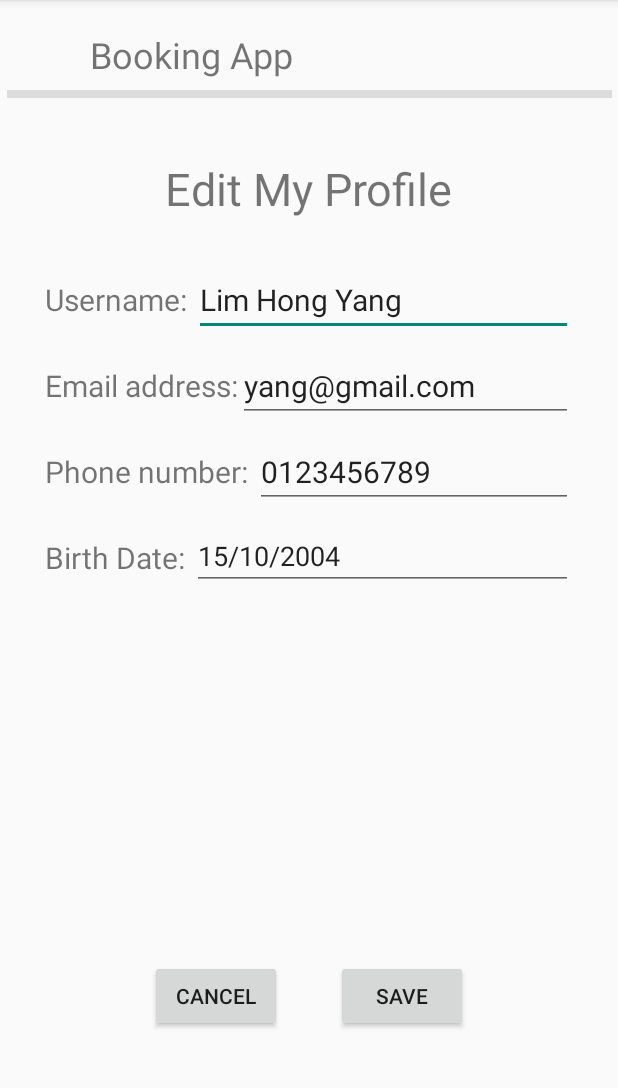
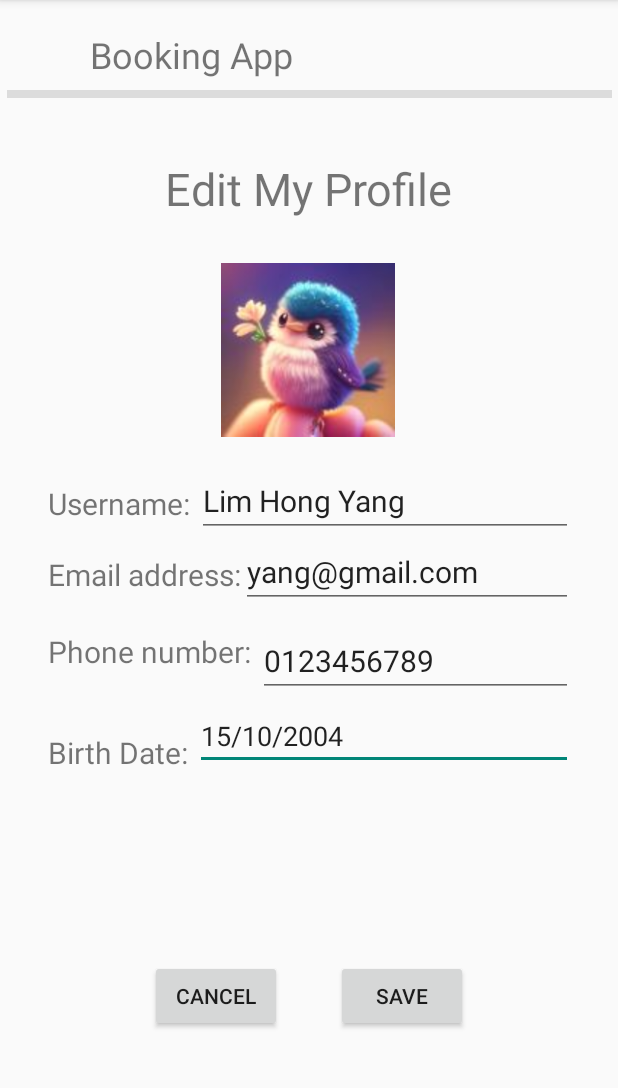
Before and after one commit to Yang88l/AndroidGroupAssignment, an Android app: the edit_profile screen opened directly, with no data from a screen before it, on a phone screen of 412 x 824 dp, the part 84-1172 px from its top. Run offline under Robolectric (Android 15) with nearby library versions, the phone set to English and light mode, and no system bars.

Commit message:
edit picture page add image view and intent to set picture page, book history page add function intent to plan history, delete account button intent to main page

```diff
--- a/app/src/main/java/com/example/groupassignment/book_history.java
+++ b/app/src/main/java/com/example/groupassignment/book_history.java
@@ -33,4 +33,9 @@ public class book_history extends AppCompatActivity {
         Intent intent = new Intent (this, profile.class);
         startActivity(intent);
     }
+
+    public void planhistory(View view) {
+        Intent intent = new Intent (this, plan_history.class);
+        startActivity(intent);
+    }
 }
--- a/app/src/main/java/com/example/groupassignment/edit_profile.java
+++ b/app/src/main/java/com/example/groupassignment/edit_profile.java
@@ -24,4 +24,9 @@ public class edit_profile extends AppCompatActivity {
         Intent intent = new Intent (this, profile.class);
         startActivity(intent);
     }
+
+    public void edit_image(View view) {
+        Intent intent = new Intent (this, set_picture.class);
+        startActivity(intent);
+    }
 }
--- a/app/src/main/java/com/example/groupassignment/settings.java
+++ b/app/src/main/java/com/example/groupassignment/settings.java
@@ -20,5 +20,7 @@ public class settings extends AppCompatActivity {
     }
 
     public void delete_account(View view) {
+        Intent intent = new Intent (this, main.class);
+        startActivity(intent);
     }
 }
--- a/app/src/main/res/layout/book_history.xml
+++ b/app/src/main/res/layout/book_history.xml
@@ -46,6 +46,7 @@
             android:layout_height="match_parent"
 
             android:background="#000000"
+            android:onClick="planhistory"
             android:text="Plan History" />
 
         <Button
--- a/app/src/main/res/layout/edit_profile.xml
+++ b/app/src/main/res/layout/edit_profile.xml
@@ -5,20 +5,6 @@
     android:layout_width="match_parent"
     android:layout_height="match_parent"
     tools:context=".edit_profile">
-
-    <EditText
-        android:id="@+id/editTextText4"
-        android:layout_width="0dp"
-        android:layout_height="wrap_content"
-        android:layout_marginTop="30dp"
-        android:layout_marginEnd="30dp"
-        android:ems="10"
-        android:inputType="text"
-        android:text="Lim Hong Yang"
-        android:textSize="20dp"
-        app:layout_constraintEnd_toEndOf="parent"
-        app:layout_constraintStart_toEndOf="@+id/textView11"
-        app:layout_constraintTop_toBottomOf="@+id/textView" />
 
     <TextView
         android:id="@+id/textView12"
@@ -52,56 +38,21 @@
         app:layout_constraintStart_toStartOf="parent"
         app:layout_constraintTop_toBottomOf="@+id/divider" />
 
-    <TextView
-        android:id="@+id/textView11"
-        android:layout_width="wrap_content"
-        android:layout_height="wrap_content"
-        android:layout_marginStart="30dp"
-        android:layout_marginTop="40dp"
-        android:text="Username: "
-        android:textSize="20dp"
-        app:layout_constraintStart_toStartOf="parent"
-        app:layout_constraintTop_toBottomOf="@+id/textView" />
-
-    <TextView
-        android:textSize="20dp"
-        android:id="@+id/textView20"
-        android:layout_width="wrap_content"
-        android:layout_height="wrap_content"
-        android:layout_marginStart="30dp"
-        android:layout_marginTop="30dp"
-        android:text="Email address:"
-        app:layout_constraintStart_toStartOf="parent"
-        app:layout_constraintTop_toBottomOf="@+id/textView11" />
-
     <EditText
-        android:textSize="20dp"
-        android:id="@+id/editTextText5"
+        android:id="@+id/editTextDate2"
         android:layout_width="0dp"
         android:layout_height="wrap_content"
         android:layout_marginTop="20dp"
         android:layout_marginEnd="30dp"
         android:ems="10"
-        android:inputType="text"
-        android:text="yang@gmail.com"
+        android:inputType="date"
+        android:text="15/10/2004"
         app:layout_constraintEnd_toEndOf="parent"
-        app:layout_constraintStart_toEndOf="@+id/textView20"
-        app:layout_constraintTop_toBottomOf="@+id/textView11" />
-
-    <TextView
-        android:id="@+id/textView21"
-        android:layout_width="wrap_content"
-        android:layout_height="wrap_content"
-        android:layout_marginStart="30dp"
-        android:layout_marginTop="30dp"
-        android:text="Phone number: "
-        android:textSize="20dp"
-        app:layout_constraintStart_toStartOf="parent"
-        app:layout_constraintTop_toBottomOf="@+id/textView20" />
+        app:layout_constraintHorizontal_bias="1.0"
+        app:layout_constraintStart_toEndOf="@+id/textView23"
+        app:layout_constraintTop_toBottomOf="@+id/textView21" />
 
     <EditText
-        android:textSize="20dp"
-        android:text="0123456789"
         android:id="@+id/editTextPhone2"
         android:layout_width="0dp"
         android:layout_height="wrap_content"
@@ -109,33 +60,99 @@
         android:layout_marginEnd="30dp"
         android:ems="10"
         android:inputType="phone"
+        android:text="0123456789"
+        android:textSize="20dp"
         app:layout_constraintEnd_toEndOf="parent"
+        app:layout_constraintHorizontal_bias="1.0"
         app:layout_constraintStart_toEndOf="@+id/textView21"
         app:layout_constraintTop_toBottomOf="@+id/textView20" />
+
+    <TextView
+        android:id="@+id/textView21"
+        android:layout_width="wrap_content"
+        android:layout_height="wrap_content"
+        android:layout_marginStart="32dp"
+        android:layout_marginTop="24dp"
+        android:text="Phone number: "
+        android:textSize="20dp"
+        app:layout_constraintStart_toStartOf="parent"
+        app:layout_constraintTop_toBottomOf="@+id/textView20" />
+
+    <TextView
+        android:id="@+id/textView11"
+        android:layout_width="wrap_content"
+        android:layout_height="wrap_content"
+        android:layout_marginStart="32dp"
+        android:layout_marginTop="176dp"
+        android:text="Username: "
+        android:textSize="20dp"
+        app:layout_constraintStart_toStartOf="parent"
+        app:layout_constraintTop_toBottomOf="@+id/textView" />
+
+    <EditText
+        android:id="@+id/editTextText4"
+        android:layout_width="0dp"
+        android:layout_height="wrap_content"
+        android:layout_marginTop="164dp"
+        android:layout_marginEnd="30dp"
+        android:ems="10"
+        android:inputType="text"
+        android:text="Lim Hong Yang"
+        android:textSize="20dp"
+        app:layout_constraintEnd_toEndOf="parent"
+        app:layout_constraintHorizontal_bias="1.0"
+        app:layout_constraintStart_toEndOf="@+id/textView11"
+        app:layout_constraintTop_toBottomOf="@+id/textView" />
+
+    <TextView
+        android:id="@+id/textView20"
+        android:layout_width="wrap_content"
+        android:layout_height="wrap_content"
+        android:layout_marginStart="32dp"
+        android:layout_marginTop="20dp"
+        android:text="Email address:"
+        android:textSize="20dp"
+        app:layout_constraintStart_toStartOf="parent"
+        app:layout_constraintTop_toBottomOf="@+id/textView11" />
+
+    <EditText
+        android:id="@+id/editTextText5"
+        android:layout_width="0dp"
+        android:layout_height="wrap_content"
+        android:layout_marginTop="8dp"
+        android:layout_marginEnd="30dp"
+        android:ems="10"
+        android:inputType="text"
+        android:text="yang@gmail.com"
+        android:textSize="20dp"
+        app:layout_constraintEnd_toEndOf="parent"
+        app:layout_constraintHorizontal_bias="0.0"
+        app:layout_constraintStart_toEndOf="@+id/textView20"
+        app:layout_constraintTop_toBottomOf="@+id/textView11" />
 
     <TextView
         android:id="@+id/textView23"
         android:layout_width="wrap_content"
         android:layout_height="wrap_content"
-        android:layout_marginStart="30dp"
-        android:layout_marginTop="30dp"
+        android:layout_marginStart="32dp"
+        android:layout_marginTop="40dp"
         android:text="Birth Date: "
         android:textSize="20dp"
         app:layout_constraintStart_toStartOf="parent"
         app:layout_constraintTop_toBottomOf="@+id/textView21" />
 
-    <EditText
-        android:text="15/10/2004"
-        android:id="@+id/editTextDate2"
-        android:layout_width="0dp"
-        android:layout_height="wrap_content"
-        android:layout_marginTop="20dp"
-        android:layout_marginEnd="30dp"
-        android:ems="10"
-        android:inputType="date"
+    <ImageView
+        android:id="@+id/imageView"
+        android:layout_width="116dp"
+        android:layout_height="119dp"
+        android:layout_marginTop="108dp"
+        android:clickable="true"
+        android:onClick="edit_image"
         app:layout_constraintEnd_toEndOf="parent"
-        app:layout_constraintStart_toEndOf="@+id/textView23"
-        app:layout_constraintTop_toBottomOf="@+id/textView21" />
+        app:layout_constraintHorizontal_bias="0.498"
+        app:layout_constraintStart_toStartOf="parent"
+        app:layout_constraintTop_toBottomOf="@+id/divider"
+        app:srcCompat="@drawable/bird" />
 
     <Button
         android:id="@+id/button2"
```
